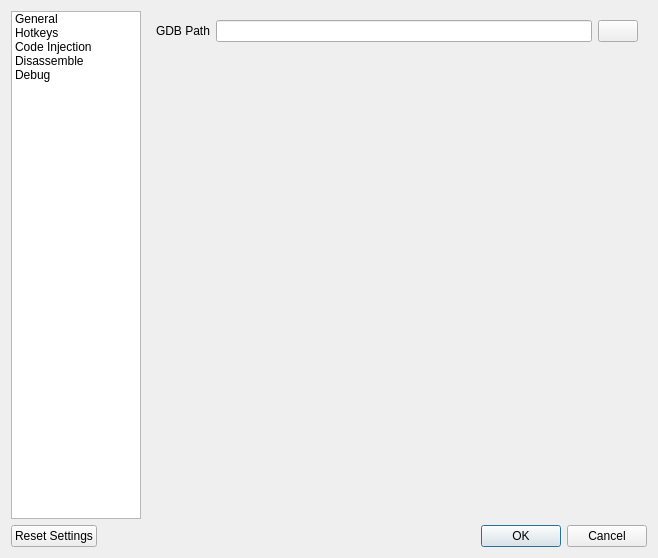
Above: GUI/SettingsDialog.ui from korcankaraokcu/PINCE before the change. Below: the same form after it.
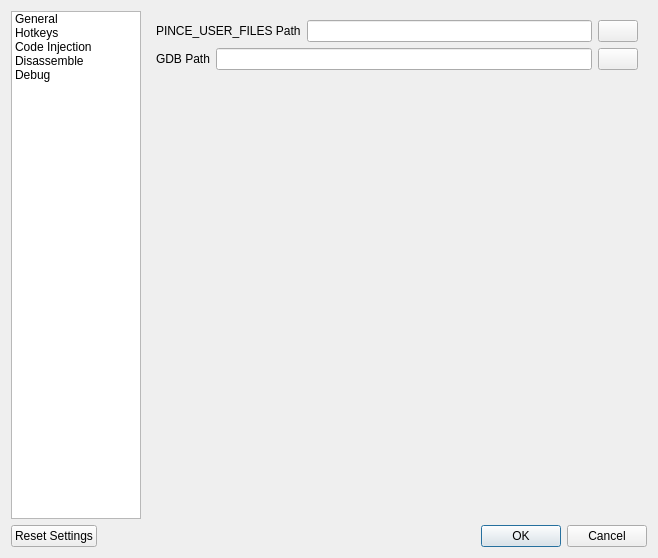
That is the form after the change. The open tabs and pages were chosen to show the change.

```diff
--- a/GUI/SettingsDialog.ui
+++ b/GUI/SettingsDialog.ui
@@ -6,7 +6,7 @@
    <rect>
     <x>0</x>
     <y>0</y>
-    <width>652</width>
+    <width>658</width>
     <height>558</height>
    </rect>
   </property>
@@ -439,6 +439,31 @@
           <layout class="QGridLayout" name="gridLayout_6">
            <item row="0" column="0">
             <layout class="QVBoxLayout" name="verticalLayout_11">
+             <item>
+              <layout class="QHBoxLayout" name="horizontalLayout_13">
+               <item>
+                <layout class="QHBoxLayout" name="horizontalLayout_14">
+                 <item>
+                  <widget class="QLabel" name="label_9">
+                   <property name="text">
+                    <string>PINCE_USER_FILES Path</string>
+                   </property>
+                  </widget>
+                 </item>
+                 <item>
+                  <widget class="QLineEdit" name="lineEdit_UserFilesPath"/>
+                 </item>
+                </layout>
+               </item>
+               <item>
+                <widget class="QPushButton" name="pushButton_UserFilesPath">
+                 <property name="text">
+                  <string/>
+                 </property>
+                </widget>
+               </item>
+              </layout>
+             </item>
              <item>
               <layout class="QHBoxLayout" name="horizontalLayout_11">
                <item>
```
Left out of the diff: 2 changed lines with no effect on the pictures.
